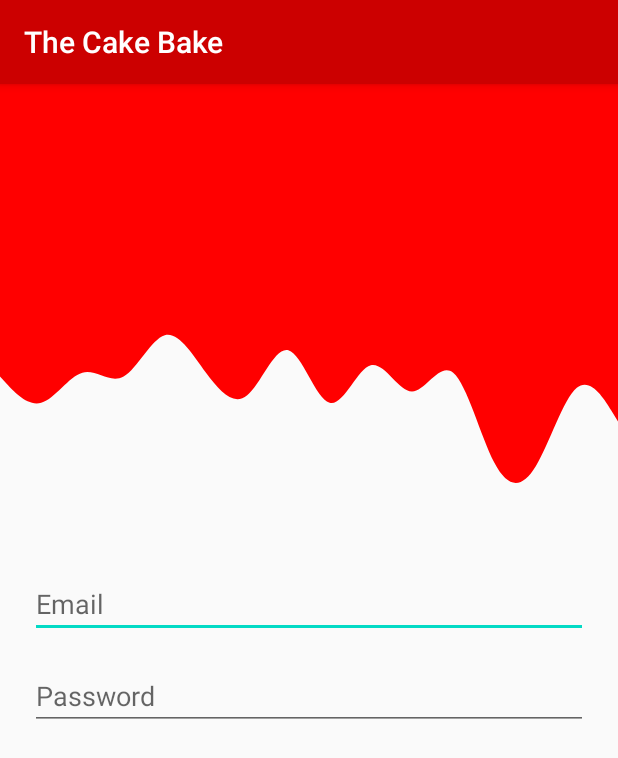
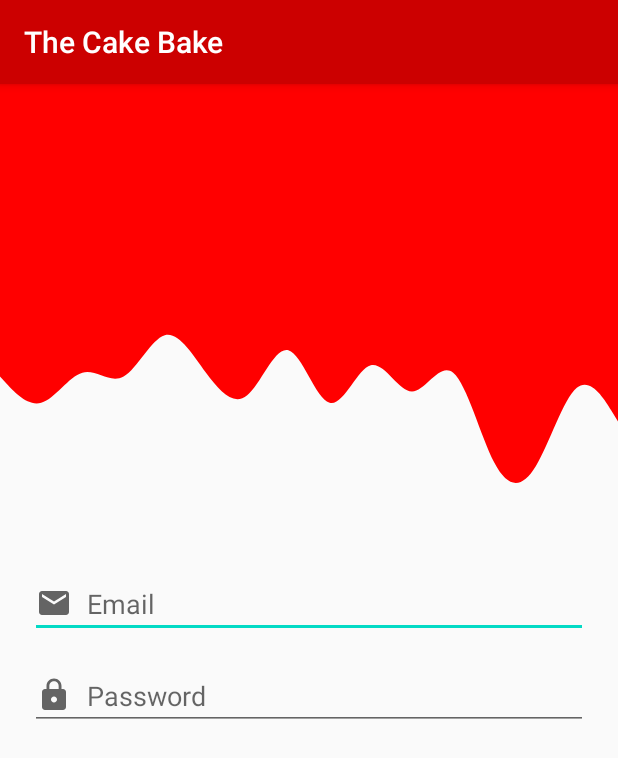
Before and after one commit to rushit0105/The-Cake-Bake, an Android app: the LoginActivity screen opened directly, with no data from a screen before it, on a phone screen of 412 x 824 dp. Shown: the top 758 px of the screen. Run offline under Robolectric (Android 15) with nearby library versions, the phone set to English and light mode, and no system bars.

Commit message:
Modify email and password field in LoginActivity

```diff
--- a/app/src/main/res/layout/activity_login.xml
+++ b/app/src/main/res/layout/activity_login.xml
@@ -13,6 +13,8 @@
         android:layout_marginLeft="20dp"
         android:layout_marginRight="20dp"
         android:layout_marginTop="24dp"
+        android:drawablePadding="10dp"
+        android:drawableStart="@drawable/ic_email"
         android:ems="10"
         android:hint="Email"
         android:inputType="textEmailAddress"
@@ -45,6 +47,8 @@
         android:layout_marginLeft="20dp"
         android:layout_marginRight="20dp"
         android:layout_marginTop="16dp"
+        android:drawablePadding="10dp"
+        android:drawableStart="@drawable/ic_lock"
         android:ems="10"
         android:hint="Password"
         android:inputType="textPassword"
```
